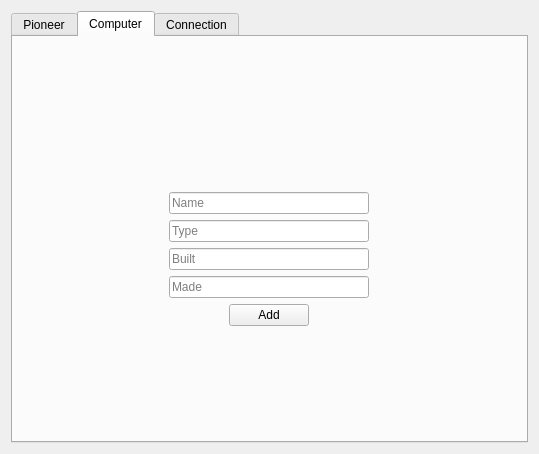
First picture: the form in hoopergui/add_widget.ui, repository VLN1-15-30/fall-project, before the edit.
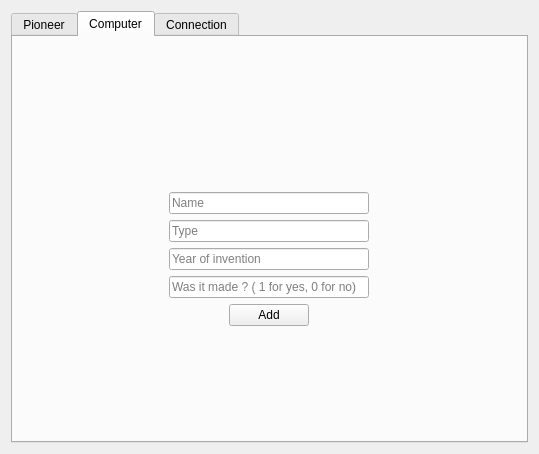
Second picture: the form after the edit. The open tabs and pages were chosen to show the change. Icons and pictures are not drawn.

The edit to the form file:
```diff
--- a/hoopergui/add_widget.ui
+++ b/hoopergui/add_widget.ui
@@ -236,7 +236,7 @@
           </size>
          </property>
          <property name="placeholderText">
-          <string>Built</string>
+          <string>Year of invention</string>
          </property>
         </widget>
        </item>
@@ -249,7 +249,7 @@
           </size>
          </property>
          <property name="placeholderText">
-          <string>Made</string>
+          <string>Was it made ? ( 1 for yes, 0 for no)</string>
          </property>
         </widget>
        </item>
@@ -260,7 +260,7 @@
          </property>
         </widget>
        </item>
-       <item alignment="Qt::AlignHCenter">
+       <item>
         <widget class="QLabel" name="label_computer_error_2">
          <property name="minimumSize">
           <size>
```
Left out of the diff: 4 changed lines with no effect on the pictures.
